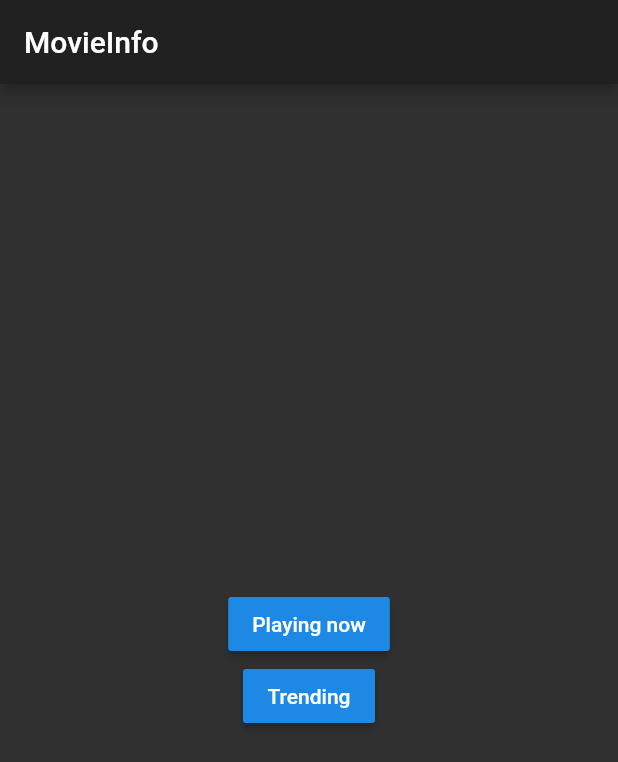
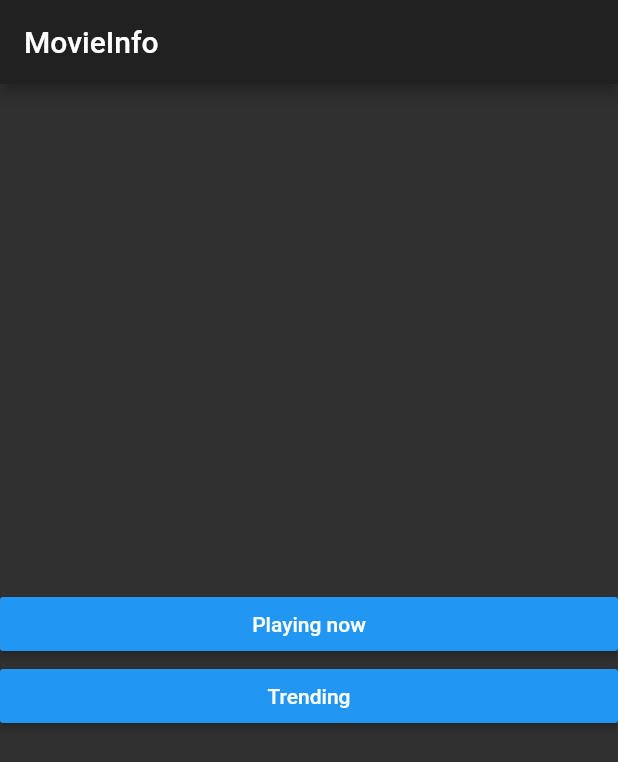
Before and after one commit to ocalvet/movie_info, a Flutter app: the screen it shows after launch, on a phone screen of 412 x 824 dp. Shown: the top 762 px of the screen. Run offline on Flutter 3.47's test engine with Material 2 defaults, Android fonts, the phone set to English and light mode, and no system bars; our stand-ins replace rxdart.

Commit message:
Make buttons expand the full width of the device

```diff
--- a/lib/src/home_page.dart
+++ b/lib/src/home_page.dart
@@ -11,17 +11,21 @@ class HomePage extends StatelessWidget {
         child: Column(
           mainAxisAlignment: MainAxisAlignment.center,
           children: <Widget>[
-            RaisedButton(
-              child: Text('Playing now'),
+            MaterialButton(
               onPressed: () {
                 Navigator.pushNamed(context, '/movies');
               },
+              minWidth: double.infinity,
+              child:  Text('Playing now'),
+              color: Colors.blue,
             ),
-            RaisedButton(
-              child: Text('Trending'),
+            MaterialButton(
               onPressed: () {
                 Navigator.pushNamed(context, '/trending');
               },
+              minWidth: double.infinity,
+              child:  Text('Trending'),
+              color: Colors.blue,
             ),
           ],
         ),
```
